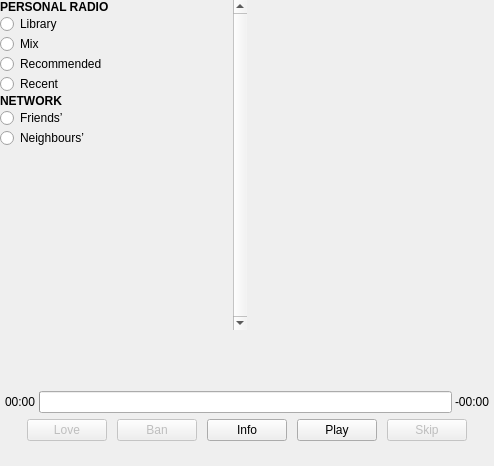
mutecypher/lastfm-desktop, file app/radio/WindowMain.ui: the form before one commit.
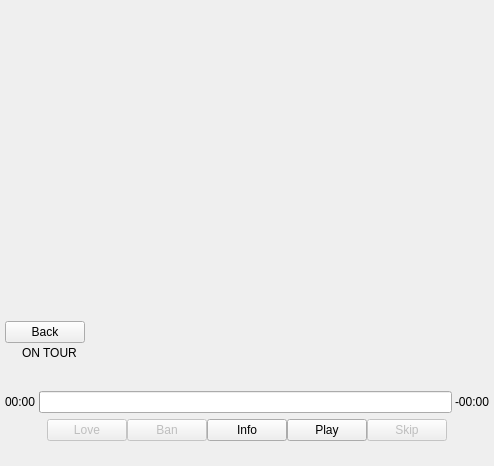
The form after the commit. The open tabs and pages were chosen to show the change. Custom widgets are drawn as their Qt base class.

Commit message: Lots of alpha testing fixes. - Added radio context - Changed the UIto one list of stations - added now playing and back buttons - Changed radio icons - etc

```diff
--- a/app/radio/WindowMain.ui
+++ b/app/radio/WindowMain.ui
@@ -25,226 +25,14 @@
      <number>0</number>
     </property>
     <item>
-     <widget class="QFrame" name="stationTypes">
-      <property name="frameShape">
-       <enum>QFrame::NoFrame</enum>
-      </property>
-      <property name="frameShadow">
-       <enum>QFrame::Raised</enum>
-      </property>
-      <property name="lineWidth">
-       <number>0</number>
-      </property>
-      <layout class="QHBoxLayout" name="horizontalLayout_5">
+     <widget class="StationWidget" name="stations" native="true">
+      <layout class="QHBoxLayout" name="stationLayout">
        <property name="spacing">
         <number>0</number>
        </property>
        <property name="margin">
         <number>0</number>
        </property>
-       <item>
-        <widget class="QScrollArea" name="stationTypeScrollArea">
-         <property name="frameShape">
-          <enum>QFrame::NoFrame</enum>
-         </property>
-         <property name="verticalScrollBarPolicy">
-          <enum>Qt::ScrollBarAlwaysOn</enum>
-         </property>
-         <property name="horizontalScrollBarPolicy">
-          <enum>Qt::ScrollBarAlwaysOff</enum>
-         </property>
-         <property name="widgetResizable">
-          <bool>true</bool>
-         </property>
-         <widget class="QWidget" name="scrollAreaWidgetContents">
-          <property name="geometry">
-           <rect>
-            <x>0</x>
-            <y>0</y>
-            <width>230</width>
-            <height>326</height>
-           </rect>
-          </property>
-          <layout class="QVBoxLayout" name="verticalLayout_11">
-           <property name="spacing">
-            <number>0</number>
-           </property>
-           <property name="margin">
-            <number>0</number>
-           </property>
-           <item>
-            <widget class="QLabel" name="personal">
-             <property name="font">
-              <font>
-               <weight>75</weight>
-               <bold>true</bold>
-              </font>
-             </property>
-             <property name="text">
-              <string>PERSONAL RADIO</string>
-             </property>
-            </widget>
-           </item>
-           <item>
-            <widget class="QRadioButton" name="library">
-             <property name="text">
-              <string>Library</string>
-             </property>
-            </widget>
-           </item>
-           <item>
-            <widget class="QRadioButton" name="mix">
-             <property name="text">
-              <string>Mix</string>
-             </property>
-            </widget>
-           </item>
-           <item>
-            <widget class="QRadioButton" name="recommended">
-             <property name="text">
-              <string>Recommended</string>
-             </property>
-            </widget>
-           </item>
-           <item>
-            <widget class="QRadioButton" name="recent">
-             <property name="text">
-              <string>Recent</string>
-             </property>
-            </widget>
-           </item>
-           <item>
-            <widget class="QLabel" name="network">
-             <property name="font">
-              <font>
-               <weight>75</weight>
-               <bold>true</bold>
-              </font>
-             </property>
-             <property name="text">
-              <string>NETWORK</string>
-             </property>
-            </widget>
-           </item>
-           <item>
-            <widget class="QRadioButton" name="friends">
-             <property name="text">
-              <string>Friends’</string>
-             </property>
-            </widget>
-           </item>
-           <item>
-            <widget class="QRadioButton" name="neighbours">
-             <property name="text">
-              <string>Neighbours’</string>
-             </property>
-            </widget>
-           </item>
-           <item>
-            <spacer name="verticalSpacer">
-             <property name="orientation">
-              <enum>Qt::Vertical</enum>
-             </property>
-             <property name="sizeHint" stdset="0">
-              <size>
-               <width>20</width>
-               <height>40</height>
-              </size>
-             </property>
-            </spacer>
-           </item>
-          </layout>
-         </widget>
-        </widget>
-       </item>
-       <item>
-        <widget class="QStackedWidget" name="stackedWidget">
-         <property name="frameShape">
-          <enum>QFrame::NoFrame</enum>
-         </property>
-         <property name="frameShadow">
-          <enum>QFrame::Plain</enum>
-         </property>
-         <property name="currentIndex">
-          <number>5</number>
-         </property>
-         <widget class="QWidget" name="recentPage">
-          <layout class="QVBoxLayout" name="verticalLayout_4">
-           <property name="margin">
-            <number>0</number>
-           </property>
-           <item>
-            <widget class="StationWidget" name="recentList" native="true"/>
-           </item>
-          </layout>
-         </widget>
-         <widget class="QWidget" name="libraryPage">
-          <layout class="QVBoxLayout" name="verticalLayout_5">
-           <property name="spacing">
-            <number>0</number>
-           </property>
-           <property name="margin">
-            <number>0</number>
-           </property>
-           <item>
-            <widget class="StationWidget" name="libraryList" native="true"/>
-           </item>
-          </layout>
-         </widget>
-         <widget class="QWidget" name="mixPage">
-          <layout class="QVBoxLayout" name="verticalLayout_7">
-           <property name="spacing">
-            <number>0</number>
-           </property>
-           <property name="margin">
-            <number>0</number>
-           </property>
-           <item>
-            <widget class="StationWidget" name="mixList" native="true"/>
-           </item>
-          </layout>
-         </widget>
-         <widget class="QWidget" name="recPage">
-          <layout class="QVBoxLayout" name="verticalLayout_8">
-           <property name="spacing">
-            <number>0</number>
-           </property>
-           <property name="margin">
-            <number>0</number>
-           </property>
-           <item>
-            <widget class="StationWidget" name="recList" native="true"/>
-           </item>
-          </layout>
-         </widget>
-         <widget class="QWidget" name="friendsPage">
-          <layout class="QVBoxLayout" name="verticalLayout_9">
-           <property name="spacing">
-            <number>0</number>
-           </property>
-           <property name="margin">
-            <number>0</number>
-           </property>
-           <item>
-            <widget class="StationWidget" name="friendsList" native="true"/>
-           </item>
-          </layout>
-         </widget>
-         <widget class="QWidget" name="neighboursPage">
-          <layout class="QVBoxLayout" name="verticalLayout_10">
-           <property name="spacing">
-            <number>0</number>
-           </property>
-           <property name="margin">
-            <number>0</number>
-           </property>
-           <item>
-            <widget class="StationWidget" name="neighboursList" native="true"/>
-           </item>
-          </layout>
-         </widget>
-        </widget>
-       </item>
       </layout>
      </widget>
     </item>
@@ -391,7 +179,7 @@
           </layout>
          </widget>
          <widget class="QWidget" name="detailsPage">
-          <layout class="QVBoxLayout" name="verticalLayout_3">
+          <layout class="QVBoxLayout" name="verticalLayout_3" stretch="1,0,0,0,0">
            <property name="spacing">
             <number>0</number>
            </property>
@@ -399,7 +187,25 @@
             <number>0</number>
            </property>
            <item>
-            <widget class="QLabel" name="radioTitle">
+            <layout class="QHBoxLayout" name="radioTitleLayout" stretch="0,1,0">
+             <property name="spacing">
+              <number>0</number>
+             </property>
+             <property name="leftMargin">
+              <number>0</number>
+             </property>
+             <property name="rightMargin">
+              <number>0</number>
+             </property>
+             <item>
+              <widget class="QPushButton" name="back">
+               <property name="text">
+                <string>Back</string>
+               </property>
+              </widget>
+             </item>
+             <item>
+              <widget class="Label" name="radioTitle">
              <property name="font">
               <font>
                <weight>75</weight>
@@ -415,7 +221,20 @@
             </widget>
            </item>
            <item>
-            <widget class="QLabel" name="trackTitle">
+              <widget class="GhostWidget" name="backGhost" native="true"/>
+             </item>
+            </layout>
+           </item>
+           <item>
+            <layout class="QHBoxLayout" name="trackTitleLayout" stretch="0,0,0">
+             <property name="spacing">
+              <number>10</number>
+             </property>
+             <property name="margin">
+              <number>0</number>
+             </property>
+             <item>
+              <widget class="Label" name="trackTitle">
              <property name="sizePolicy">
               <sizepolicy hsizetype="Preferred" vsizetype="Preferred">
                <horstretch>0</horstretch>
@@ -440,7 +259,29 @@
             </widget>
            </item>
            <item>
-            <widget class="QLabel" name="album">
+              <widget class="Label" name="onTour">
+               <property name="text">
+                <string>ON TOUR</string>
+               </property>
+              </widget>
+             </item>
+             <item>
+              <spacer name="horizontalSpacer_9">
+               <property name="orientation">
+                <enum>Qt::Horizontal</enum>
+               </property>
+               <property name="sizeHint" stdset="0">
+                <size>
+                 <width>0</width>
+                 <height>20</height>
+                </size>
+               </property>
+              </spacer>
+             </item>
+            </layout>
+           </item>
+           <item>
+            <widget class="Label" name="album">
              <property name="text">
               <string/>
              </property>
@@ -564,7 +405,7 @@
                </property>
                <layout class="QHBoxLayout" name="horizontalLayout_2" stretch="0,0,0,0,0,0,0">
                 <property name="spacing">
-                 <number>10</number>
+                 <number>0</number>
                 </property>
                 <property name="margin">
                  <number>0</number>
@@ -736,6 +577,17 @@
    <header>widgets/StationWidget.h</header>
    <container>1</container>
   </customwidget>
+  <customwidget>
+   <class>Label</class>
+   <extends>QLabel</extends>
+   <header>lib/unicorn/widgets/label.h</header>
+  </customwidget>
+  <customwidget>
+   <class>GhostWidget</class>
+   <extends>QWidget</extends>
+   <header>lib/unicorn/widgets/GhostWidget.h</header>
+   <container>1</container>
+  </customwidget>
  </customwidgets>
  <resources/>
  <connections/>
```
Left out of the diff: 27 changed lines with no effect on the pictures. Lines whose indentation alone changed are shown as unchanged. The commit also changes 22 other files.
